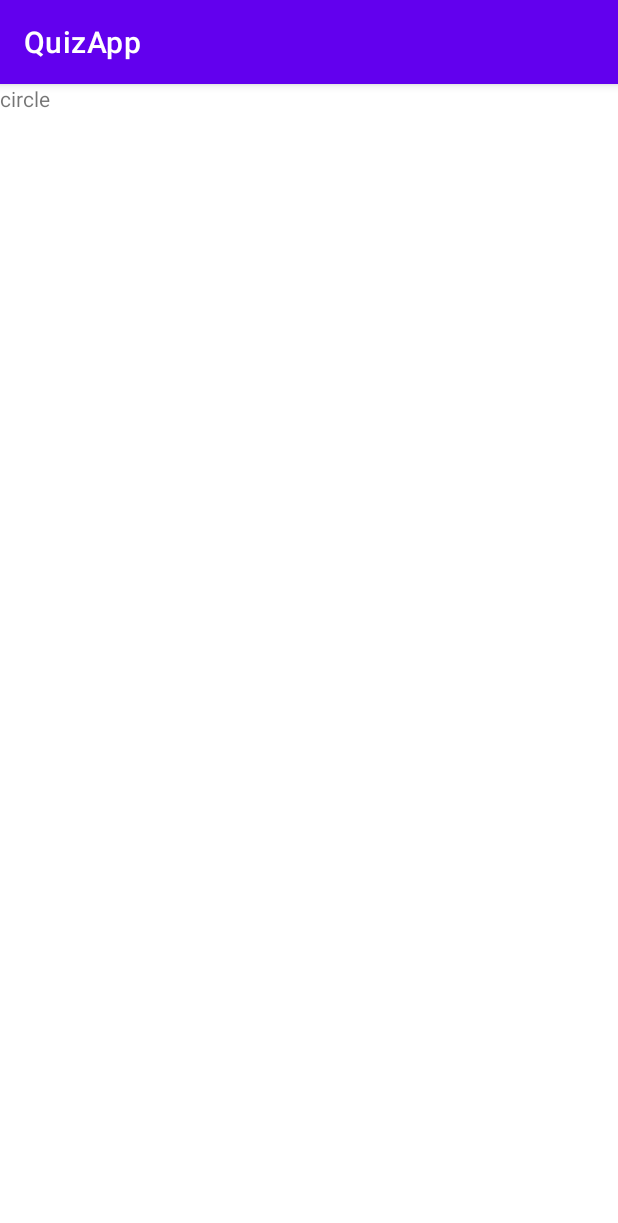
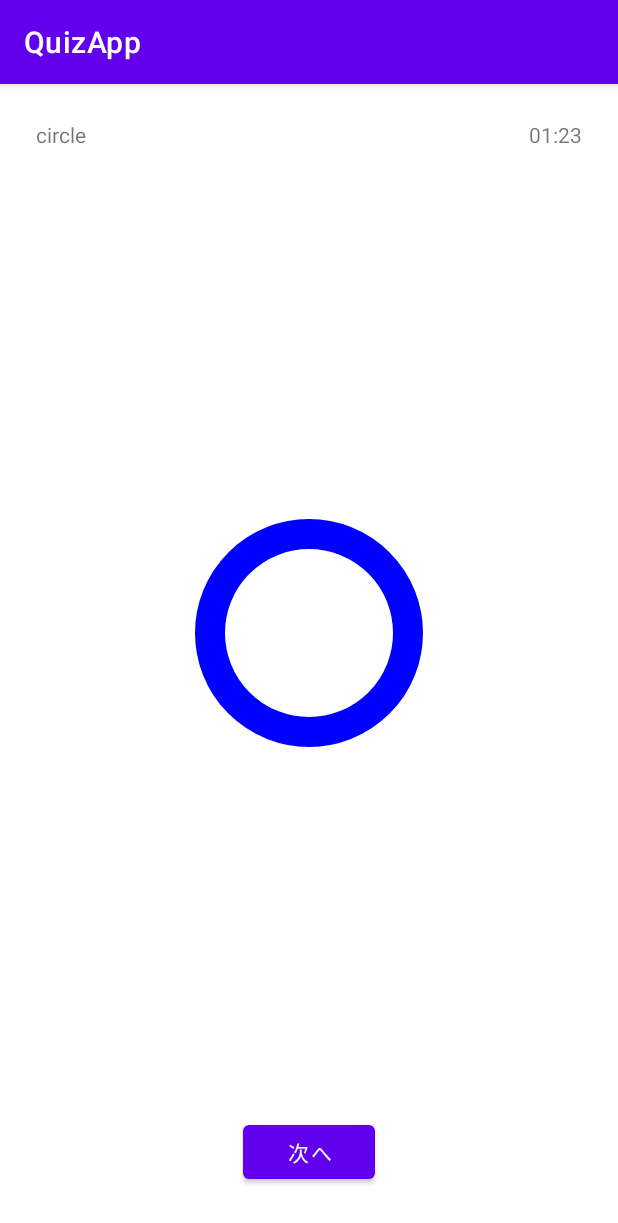
Before and after one commit to Ochiai-Yuta/QuQuizApp, an Android app: the QuizActivity screen opened directly, with no data from a screen before it, after a tap on an icon or button, on a phone screen of 412 x 824 dp. Shown: the top 1223 px of the screen. Run offline under Robolectric (Android 15) with nearby library versions, the phone set to English and light mode, and no system bars.

Commit message:
判定レイアウトの追加

```diff
--- /dev/null
+++ b/app/src/main/java/com/example/quizapp/CirclePaint.java
@@ -0,0 +1,36 @@
+package com.example.quizapp;
+
+import android.content.Context;
+import android.graphics.Canvas;
+import android.graphics.Color;
+import android.graphics.Paint;
+import android.util.AttributeSet;
+import android.view.View;
+
+public class CirclePaint extends View {
+
+    Paint paint;
+
+    public CirclePaint(Context context, AttributeSet attrs) {
+        super(context, attrs);
+        paint = new Paint();
+    }
+
+    @Override
+    protected void onDraw(Canvas canvas) {
+        final float centerX = getWidth() * 0.5f;
+        final float centerY = getHeight() * 0.5f;
+        final float radius = Math.min(centerX*0.5f, centerY*0.5f);
+        // 背景、半透明
+        canvas.drawColor(Color.argb(0, 0, 0, 0));
+
+        // 円
+        paint.setColor(Color.argb(255, 0, 0, 255));
+        paint.setStrokeWidth(30);
+        paint.setAntiAlias(true);
+        paint.setStyle(Paint.Style.STROKE);
+        // (x1,y1,r,paint) 中心x1座標, 中心y1座標, r半径
+        canvas.drawCircle(centerX, centerY, radius, paint);
+
+    }
+}
--- /dev/null
+++ b/app/src/main/java/com/example/quizapp/CrossPaint.java
@@ -0,0 +1,33 @@
+package com.example.quizapp;
+
+import android.content.Context;
+import android.graphics.Canvas;
+import android.graphics.Color;
+import android.graphics.Paint;
+import android.util.AttributeSet;
+import android.view.View;
+
+public class CrossPaint extends View {
+
+    Paint paint;
+
+    public CrossPaint(Context context, AttributeSet attrs) {
+        super(context, attrs);
+        paint = new Paint();
+    }
+
+    @Override
+    protected void onDraw(Canvas canvas) {
+        final float centerX = getWidth() * 0.5f;
+        final float centerY = getHeight() * 0.5f;
+        // 背景、半透明
+        canvas.drawColor(Color.argb(0, 0, 0, 0));
+
+        // バツ
+        paint.setStrokeWidth(30);
+        paint.setColor(Color.argb(255, 255, 0, 0));
+        // (x1,y1,x2,y2,paint) 始点の座標(x1,y1), 終点の座標(x2,y2)
+        canvas.drawLine(centerX*0.5f, centerY*0.5f, centerX*1.5f, centerY*1.5f, paint);
+        canvas.drawLine(centerX*0.5f, centerY*1.5f, centerX*1.5f, centerY*0.5f, paint);
+    }
+}
--- a/app/src/main/java/com/example/quizapp/JudgeActivity.java
+++ b/app/src/main/java/com/example/quizapp/JudgeActivity.java
@@ -4,12 +4,17 @@ import androidx.appcompat.app.AppCompatActivity;
 
 import android.content.Intent;
 import android.os.Bundle;
+import android.view.View;
+import android.widget.FrameLayout;
 import android.widget.TextView;
 
 public class JudgeActivity extends AppCompatActivity {
 
     @Override
     protected void onCreate(Bundle savedInstanceState) {
+        final String messageCircle = "circle";
+        final String messageCross = "cross";
+
         super.onCreate(savedInstanceState);
         setContentView(R.layout.activity_judge);
 
@@ -20,5 +25,25 @@ public class JudgeActivity extends AppCompatActivity {
         // Capture the layout's TextView and set the string as its text
         TextView textView = findViewById(R.id.example);
         textView.setText(message);
+
+        //フレーム内を全て非表示
+        FrameLayout frame = findViewById(R.id.circleORcrossLayout);
+        View tmp;
+        for(int i=0; i<frame.getChildCount(); i++){
+            tmp = frame.getChildAt(i);
+            tmp.setVisibility(View.INVISIBLE);
+        }
+
+        //丸を表示
+        if(messageCircle.equals(message)){
+            View paint = findViewById(R.id.circlePaint);
+            paint.setVisibility(View.VISIBLE);
+        }
+
+        //バツを表示
+        if(messageCross.equals(message)){
+            View paint = findViewById(R.id.crossPaint);
+            paint.setVisibility(View.VISIBLE);
+        }
     }
 }
--- a/app/src/main/res/layout/activity_judge.xml
+++ b/app/src/main/res/layout/activity_judge.xml
@@ -6,11 +6,71 @@
     android:layout_height="match_parent"
     tools:context=".JudgeActivity">
 
-    <TextView
-        android:id="@+id/example"
+    <LinearLayout
+        android:id="@+id/linearLayout5"
+        android:layout_width="match_parent"
+        android:layout_height="wrap_content"
+        android:layout_marginStart="24dp"
+        android:layout_marginTop="24dp"
+        android:layout_marginEnd="24dp"
+        android:gravity="start"
+        android:orientation="horizontal"
+        android:weightSum="1"
+        app:layout_constraintEnd_toEndOf="parent"
+        app:layout_constraintStart_toStartOf="parent"
+        app:layout_constraintTop_toTopOf="parent">
+
+        <TextView
+            android:id="@+id/example"
+            android:layout_width="0dp"
+            android:layout_height="wrap_content"
+            android:layout_weight="1"
+            android:text="@string/quiz_count" />
+
+        <TextView
+            android:id="@+id/textView3"
+            android:layout_width="wrap_content"
+            android:layout_height="wrap_content"
+            android:layout_gravity="end"
+            android:text="@string/timer_count" />
+
+    </LinearLayout>
+
+    <FrameLayout
+        android:id="@+id/circleORcrossLayout"
+        android:layout_width="0dp"
+        android:layout_height="264dp"
+        android:layout_marginStart="24dp"
+        android:layout_marginEnd="24dp"
+        app:layout_constraintBottom_toTopOf="@+id/button"
+        app:layout_constraintEnd_toEndOf="parent"
+        app:layout_constraintHorizontal_bias="1.0"
+        app:layout_constraintStart_toStartOf="parent"
+        app:layout_constraintTop_toBottomOf="@+id/linearLayout5">
+
+        <com.example.quizapp.CirclePaint
+            android:id="@+id/circlePaint"
+            android:layout_width="wrap_content"
+            android:layout_height="wrap_content"
+            android:visibility="invisible" />
+
+        <com.example.quizapp.CrossPaint
+            android:id="@+id/crossPaint"
+            android:layout_width="wrap_content"
+            android:layout_height="wrap_content"
+            android:visibility="invisible" />
+    </FrameLayout>
+
+    <Button
+        android:id="@+id/button"
         android:layout_width="wrap_content"
         android:layout_height="wrap_content"
-        android:text="TextView"
-        tools:layout_editor_absoluteX="128dp"
-        tools:layout_editor_absoluteY="150dp" />
+        android:layout_marginStart="24dp"
+        android:layout_marginEnd="24dp"
+        android:layout_marginBottom="32dp"
+        android:text="@string/next_button"
+        app:layout_constraintBottom_toBottomOf="parent"
+        app:layout_constraintEnd_toEndOf="parent"
+        app:layout_constraintStart_toStartOf="parent" />
+
 </androidx.constraintlayout.widget.ConstraintLayout>
--- a/app/src/main/res/layout/activity_quiz.xml
+++ b/app/src/main/res/layout/activity_quiz.xml
@@ -2,42 +2,46 @@
 <androidx.constraintlayout.widget.ConstraintLayout xmlns:android="http://schemas.android.com/apk/res/android"
     xmlns:app="http://schemas.android.com/apk/res-auto"
     xmlns:tools="http://schemas.android.com/tools"
-    android:layout_width="match_parent"
+    android:layout_width="wrap_content"
     android:layout_height="match_parent"
-    android:layout_weight="2"
     tools:context=".QuizActivity">
 
     <LinearLayout
         android:id="@+id/linearLayout2"
         android:layout_width="0dp"
-        android:layout_height="19dp"
+        android:layout_height="wrap_content"
+        android:layout_marginStart="24dp"
         android:layout_marginTop="24dp"
+        android:layout_marginEnd="24dp"
+        android:gravity="start"
         android:orientation="horizontal"
+        android:weightSum="1"
         app:layout_constraintEnd_toEndOf="parent"
         app:layout_constraintStart_toStartOf="parent"
         app:layout_constraintTop_toTopOf="parent">
 
         <TextView
-            android:id="@+id/quizCount"
+            android:id="@+id/textView"
+            android:layout_width="0dp"
+            android:layout_height="wrap_content"
+            android:layout_weight="1"
+            android:text="@string/quiz_count" />
+
+        <TextView
+            android:id="@+id/textView2"
             android:layout_width="wrap_content"
             android:layout_height="wrap_content"
-            android:layout_weight="1"
-            android:text="TextView" />
-
-        <TextView
-            android:id="@+id/quizTimer"
-            android:layout_width="wrap_content"
-            android:layout_height="wrap_content"
-            android:layout_gravity="right"
-            android:layout_weight="1"
-            android:text="TextView" />
+            android:layout_gravity="end"
+            android:text="@string/timer_count" />
     </LinearLayout>
 
     <LinearLayout
         android:id="@+id/linearLayout"
         android:layout_width="match_parent"
         android:layout_height="wrap_content"
-        android:layout_marginTop="24dp"
+        android:layout_marginStart="24dp"
+        android:layout_marginTop="2dp"
+        android:layout_marginEnd="24dp"
         android:orientation="vertical"
         app:layout_constraintBottom_toTopOf="@+id/linearLayout3"
         app:layout_constraintEnd_toEndOf="parent"
--- a/app/src/main/res/values/strings.xml
+++ b/app/src/main/res/values/strings.xml
@@ -7,4 +7,7 @@
     <string name="quiz_text">サザエさん一家のカツオ君は、タラちゃんと兄弟である。</string>
     <string name="circle_button">マル</string>
     <string name="cross_button">バツ</string>
+    <string name="timer_count">01:23</string>
+    <string name="quiz_count">2/5</string>
+    <string name="next_button">次へ</string>
 </resources>
```
Also changed, not shown: app/src/main/java/com/example/quizapp/QuizActivity.java (+6 -38 lines).
